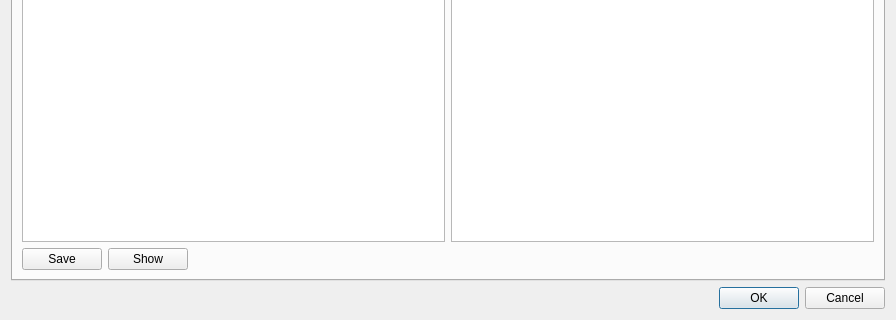
Above: src/advance/splitFile/splitfile.ui from axsapronov/bQella before the change; both pictures show x 0 to 896 and y 212 to 532 of the 896 by 532 pixel window. Below: the same form after it.
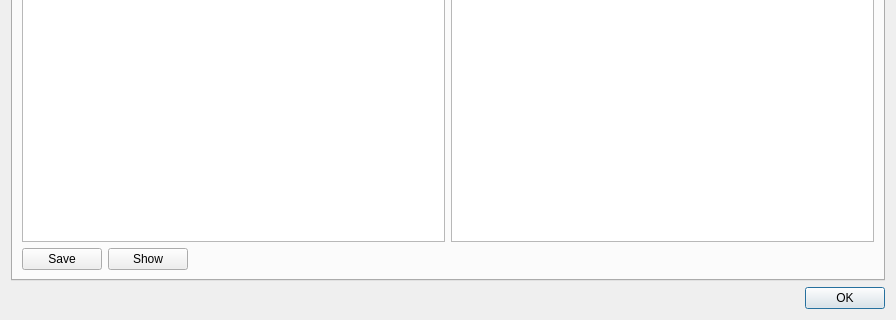
That is the form after the change.

The edit to the form file:
```diff
--- a/src/advance/splitFile/splitfile.ui
+++ b/src/advance/splitFile/splitfile.ui
@@ -316,7 +316,7 @@
       <enum>Qt::Horizontal</enum>
      </property>
      <property name="standardButtons">
-      <set>QDialogButtonBox::Cancel|QDialogButtonBox::Ok</set>
+      <set>QDialogButtonBox::Ok</set>
      </property>
     </widget>
    </item>
```
